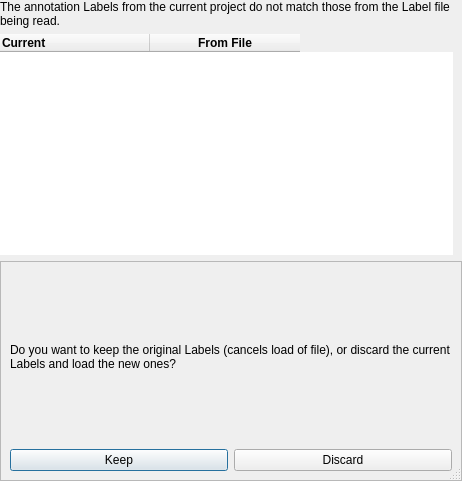
The window that Qt/InstaDam/app/projectDialog.ui (Vedhus/InstaDam) describes before a commit, drawn with Qt 5.
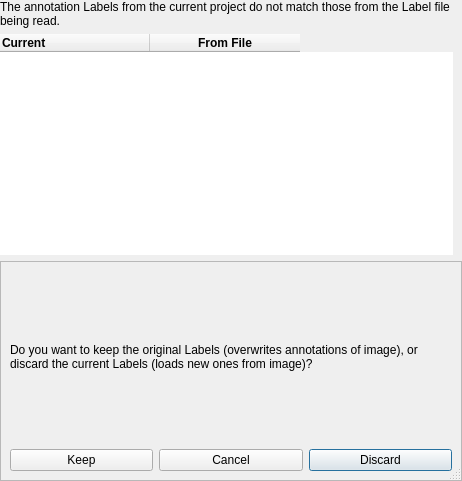
The same window after the commit.

Commit message: updated conflict handling on loading an image

What changed in the file:
```diff
--- a/Qt/InstaDam/app/projectDialog.ui
+++ b/Qt/InstaDam/app/projectDialog.ui
@@ -177,21 +177,7 @@
       <enum>QFrame::Raised</enum>
      </property>
      <layout class="QGridLayout" name="gridLayout">
-      <item row="1" column="1">
-       <widget class="QPushButton" name="keepButton">
-        <property name="text">
-         <string>Keep</string>
-        </property>
-       </widget>
-      </item>
-      <item row="1" column="2">
-       <widget class="QPushButton" name="loadNewButton">
-        <property name="text">
-         <string>Discard</string>
-        </property>
-       </widget>
-      </item>
-      <item row="0" column="1" colspan="2">
+      <item row="0" column="1" colspan="3">
        <widget class="QLabel" name="label_2">
         <property name="sizePolicy">
          <sizepolicy hsizetype="Expanding" vsizetype="MinimumExpanding">
@@ -206,13 +192,52 @@
          </size>
         </property>
         <property name="text">
-         <string>Do you want to keep the original Labels (cancels load of file), or discard the current Labels and load the new ones?</string>
+         <string>Do you want to keep the original Labels (overwrites annotations of image), or discard the current Labels (loads new ones from image)?</string>
         </property>
         <property name="wordWrap">
          <bool>true</bool>
         </property>
        </widget>
       </item>
+      <item row="4" column="3">
+       <widget class="QPushButton" name="loadNewButton">
+        <property name="sizePolicy">
+         <sizepolicy hsizetype="MinimumExpanding" vsizetype="Fixed">
+          <horstretch>0</horstretch>
+          <verstretch>0</verstretch>
+         </sizepolicy>
+        </property>
+        <property name="text">
+         <string>Discard</string>
+        </property>
+       </widget>
+      </item>
+      <item row="4" column="1">
+       <widget class="QPushButton" name="keepButton">
+        <property name="sizePolicy">
+         <sizepolicy hsizetype="MinimumExpanding" vsizetype="Fixed">
+          <horstretch>0</horstretch>
+          <verstretch>0</verstretch>
+         </sizepolicy>
+        </property>
+        <property name="text">
+         <string>Keep</string>
+        </property>
+       </widget>
+      </item>
+      <item row="4" column="2">
+       <widget class="QPushButton" name="cancelButton">
+        <property name="sizePolicy">
+         <sizepolicy hsizetype="MinimumExpanding" vsizetype="Fixed">
+          <horstretch>0</horstretch>
+          <verstretch>0</verstretch>
+         </sizepolicy>
+        </property>
+        <property name="text">
+         <string>Cancel</string>
+        </property>
+       </widget>
+      </item>
      </layout>
     </widget>
    </item>
```
The commit also changes 3 other files.
